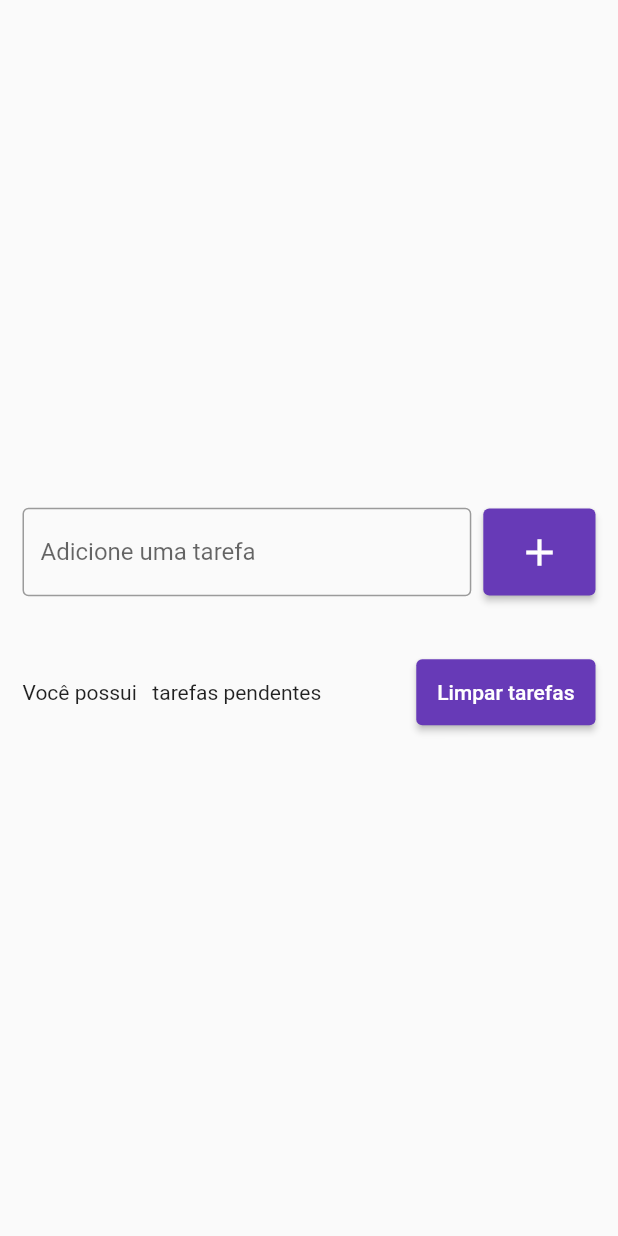
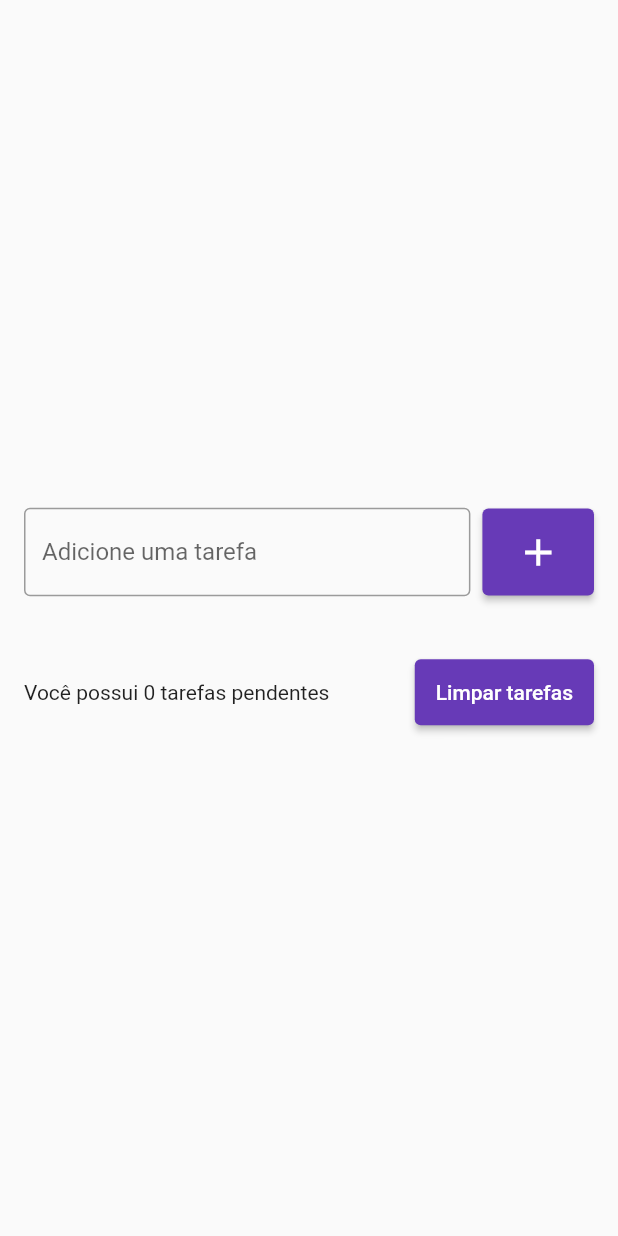
Before and after one commit to brunoalksouza/todo_app_flutter, a Flutter app: the screen it shows after launch, after a tap on "Limpar tarefas", on a phone screen of 412 x 824 dp. Run offline on Flutter 3.47's test engine with Material 2 defaults, Android fonts, the light colour scheme and no system bars.

Commit message:
tarefas pendentes e padding

```diff
--- a/lib/pages/todo_list_page.dart
+++ b/lib/pages/todo_list_page.dart
@@ -15,10 +15,11 @@ class _TodoListPageState extends State<TodoListPage> {
 
   @override
   Widget build(BuildContext context) {
-    return Scaffold(
+    return SafeArea(
+      child: Scaffold(
         body: Center(
           child: Padding(
-          padding: const EdgeInsets.symmetric(horizontal: 15),
+            padding: const EdgeInsets.all(16),
             child: Column(
               mainAxisSize: MainAxisSize.min,
               children: [
@@ -74,13 +75,19 @@ class _TodoListPageState extends State<TodoListPage> {
                 Row(
                   children: [
                     Expanded(
-                    child: Text('Você possui   tarefas pendentes'),
+                      child:
+                          Text('Você possui ${todos.length} tarefas pendentes'),
                     ),
                     SizedBox(
                       width: 8,
                     ),
                     ElevatedButton(
-                    onPressed: () {},
+                      onPressed: () {
+                        todos.clear();
+                        setState(() {
+                          todoController.text;
+                        });
+                      },
                       style: ElevatedButton.styleFrom(
                         backgroundColor: Colors.deepPurple,
                         padding: EdgeInsets.all(14),
@@ -93,6 +100,7 @@ class _TodoListPageState extends State<TodoListPage> {
             ),
           ),
         ),
+      ),
     );
   }
 }
```
Lines whose indentation alone changed are shown as unchanged.
